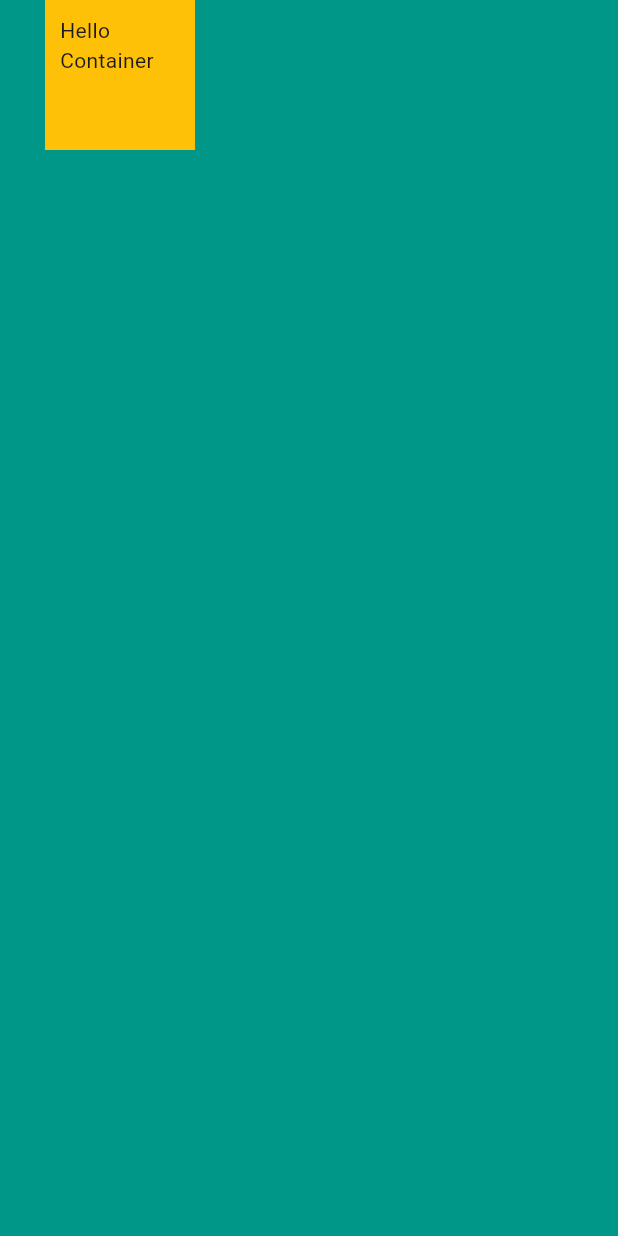
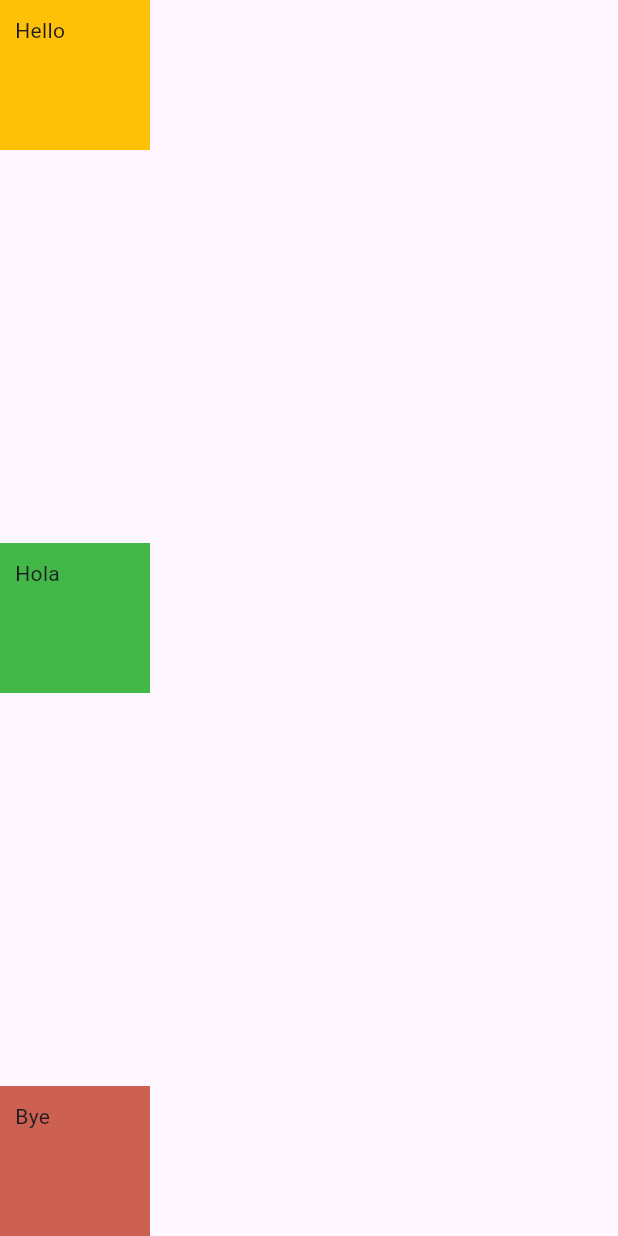
Before and after one commit to SumeetWajpe/Flutter_Batch_1_May_26, a Flutter app: the screen it shows after launch, on a phone screen of 412 x 824 dp. Run offline on Flutter 3.47's test engine with Material 3 defaults, Android fonts, the phone set to English and light mode, and no system bars.

Commit message:
✨ Columns and its mainaxis properties

```diff
--- a/DAY1/FirstFlutterApp/flutter_hello_application/lib/main.dart
+++ b/DAY1/FirstFlutterApp/flutter_hello_application/lib/main.dart
@@ -1,5 +1,6 @@
 import 'package:flutter/material.dart';
 import 'package:flutter_hello_application/widgets/MyContainer.dart';
+import 'package:flutter_hello_application/widgets/RowsCols.dart';
 
 void main() {
   runApp(MyApp());
@@ -10,8 +11,9 @@ class MyApp extends StatelessWidget {
   Widget build(BuildContext context) {
     return MaterialApp(
       home: Scaffold(
-        backgroundColor: Colors.teal,
-        body: MyContainer()
+        // backgroundColor: Colors.teal,
+        // body: MyContainer()
+        body: RowsCols()
       ),
     );
   }
--- /dev/null
+++ b/DAY1/FirstFlutterApp/flutter_hello_application/lib/widgets/RowsCols.dart
@@ -0,0 +1,33 @@
+import 'package:flutter/material.dart';
+
+class RowsCols extends StatelessWidget {
+  @override
+  Widget build(BuildContext context) {
+    return Column(
+      mainAxisAlignment: MainAxisAlignment.spaceBetween,
+      children: <Widget>[
+        Container(
+          color: Colors.amber,
+          height: 100,
+          width: 100,
+          padding: EdgeInsets.all(10),
+          child: const Text("Hello"),
+        ),
+        Container(
+          color: const Color.fromARGB(255, 66, 184, 72),
+          height: 100,
+          width: 100,
+          padding: EdgeInsets.all(10),
+          child: const Text("Hola"),
+        ),
+        Container(
+          color: const Color.fromARGB(255, 204, 96, 81),
+          height: 100,
+          width: 100,
+          padding: EdgeInsets.all(10),
+          child: const Text("Bye"),
+        ),
+      ],
+    );
+  }
+}
```
